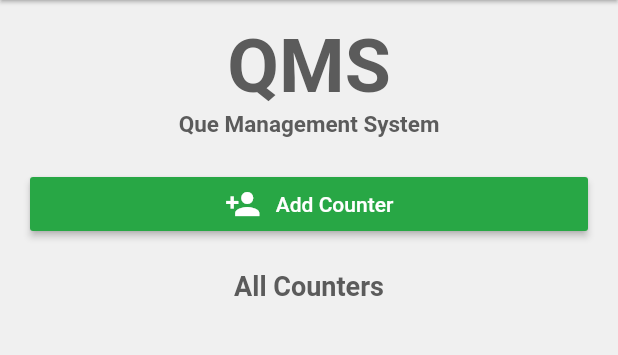
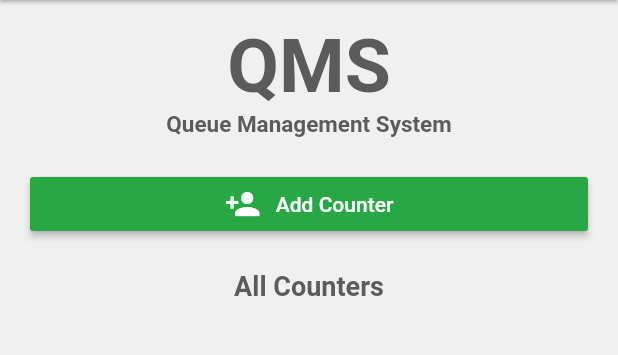
Before and after one commit to sakib151659/qms, a Flutter app: the Admin screen opened directly, on a phone screen of 412 x 824 dp, the part 84-439 px from its top. Run offline on Flutter 3.47's test engine with Material 2 defaults, Android fonts, the phone set to English and light mode, and no system bars; our stand-ins replace cloud_firestore, firebase_auth, firebase_core, get, shared_preferences; accounts and stored records are empty.

Commit message:
que spelling rectified

```diff
--- a/lib/main.dart
+++ b/lib/main.dart
@@ -58,7 +58,7 @@ class _SplashScreenState extends State<SplashScreen> {
                   fontSize: 50,
                   fontWeight: FontWeight.w600
               ),),
-            Text("Que Management System",
+            Text("Queue Management System",
               style: MyTextStyle.regularStyle4(
                   fontColor: MyColors.primaryTextColor,
                   fontSize: 15,
--- a/lib/screens/home/admin/admin.dart
+++ b/lib/screens/home/admin/admin.dart
@@ -81,7 +81,7 @@ class _AdminState extends State<Admin> {
                         fontSize: 50,
                         fontWeight: FontWeight.w600
                     ),),
-                  Text("Que Management System",
+                  Text("Queue Management System",
                     style: MyTextStyle.regularStyle4(
                         fontColor: MyColors.primaryTextColor,
                         fontSize: 15,
--- a/lib/screens/home/counter/counter.dart
+++ b/lib/screens/home/counter/counter.dart
@@ -70,7 +70,7 @@ class _CounterPageState extends State<CounterPage> {
                     fontSize: 50,
                     fontWeight: FontWeight.w600
                 ),),
-              Text("Que Management System",
+              Text("Queue Management System",
                 style: MyTextStyle.regularStyle4(
                     fontColor: MyColors.primaryTextColor,
                     fontSize: 15,
--- a/lib/screens/home/user/user.dart
+++ b/lib/screens/home/user/user.dart
@@ -129,7 +129,7 @@ class _UserPageState extends State<UserPage> {
                     fontSize: 50,
                     fontWeight: FontWeight.w600
                 ),),
-              Text("Que Management System",
+              Text("Queue Management System",
                 style: MyTextStyle.regularStyle4(
                     fontColor: MyColors.primaryTextColor,
                     fontSize: 15,
@@ -179,7 +179,7 @@ class _UserPageState extends State<UserPage> {
                 children: [
                   Text(branchName),
                   Text(counterNo),
-                  Text("In Que : "+snapshot.data!.docs.length.toString()),
+                  Text("In Queue : "+snapshot.data!.docs.length.toString()),
 
                 ],
               ),
@@ -466,7 +466,7 @@ class _UserPageState extends State<UserPage> {
             children: [
               const Icon(Icons.person, color: Colors.white,),
               const SizedBox(width: 10,),
-              Text("View Que", style: MyTextStyle.regularStyle(fontColor: Colors.white),)
+              Text("View Queue", style: MyTextStyle.regularStyle(fontColor: Colors.white),)
             ],),
         ),
 
```
